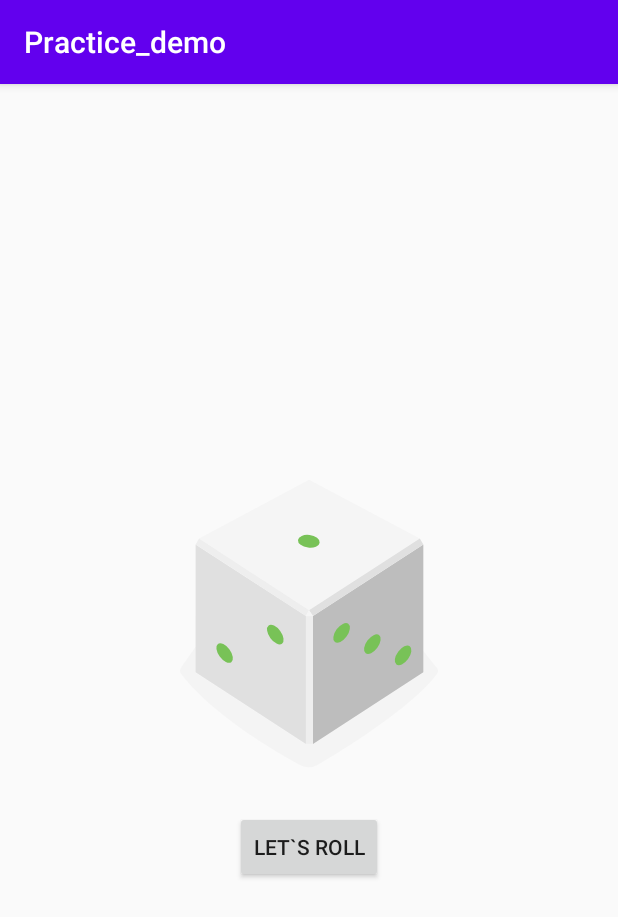
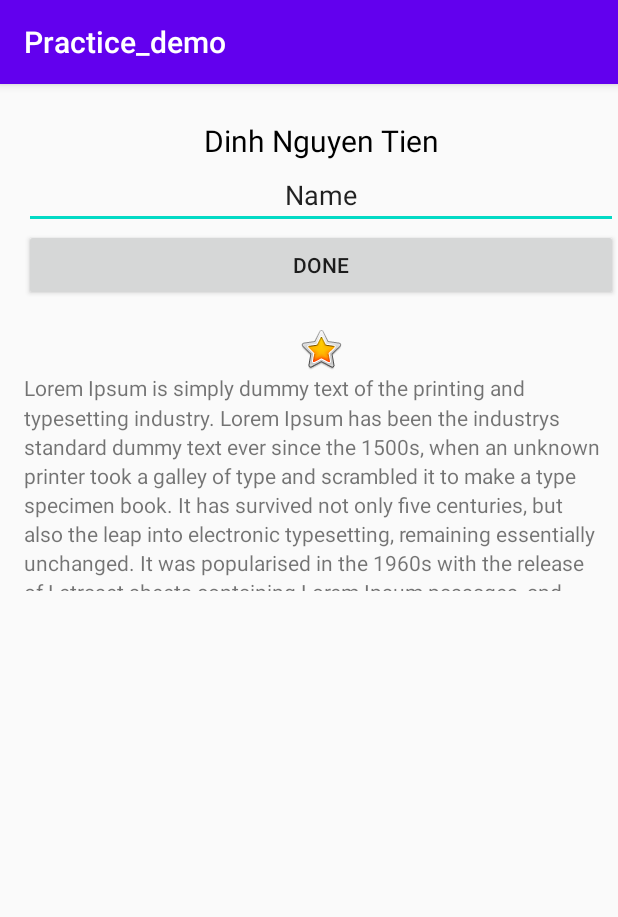
Before and after one commit to Mr-SvaRoq/MoV_TeamProject, an Android app: the screen it shows after launch (MainActivity), on a phone screen of 412 x 824 dp. Shown: the top 917 px of the screen. Run offline under Robolectric (Android 15) with nearby library versions, the phone set to English and light mode, and no system bars; our stand-ins replace data binding.

Commit message:
MoV_lesson2 bio layout

```diff
--- a/app/src/main/java/com/example/practice_demo/MainActivity.kt
+++ b/app/src/main/java/com/example/practice_demo/MainActivity.kt
@@ -1,36 +1,60 @@
 package com.example.practice_demo
 
+import android.content.Context
 import androidx.appcompat.app.AppCompatActivity
 import android.os.Bundle
+import android.view.View
+import android.view.inputmethod.InputMethodManager
 import android.widget.Button
+import android.widget.EditText
 import android.widget.ImageView
+import android.widget.TextView
 import kotlin.random.Random
 
 class MainActivity : AppCompatActivity() {
     override fun onCreate(savedInstanceState: Bundle?) {
         super.onCreate(savedInstanceState)
         setContentView(R.layout.activity_main)
-        val rollButton: Button = findViewById(R.id.roll_button)
-        rollButton.text = "Let`s Roll"
-        rollButton.setOnClickListener {
+//        val rollButton: Button = findViewById(R.id.roll_button)
+//        rollButton.text = "Let`s Roll"
+//        rollButton.setOnClickListener {
 //            Toast.makeText(this, "u sucka", Toast.LENGTH_SHORT).show()
-            rollDice()
+//            rollDice()
+
+        findViewById<Button>(R.id.buttonDone).setOnClickListener {
+            addNickname(it)
         }
     }
 
-    private fun rollDice() {
-        val diceImage: ImageView = findViewById(R.id.id_diceImage)
-        val randomInt = Random.nextInt(6) + 1;
+    private fun addNickname(view: View) {
+        val editText = findViewById<EditText>(R.id.nick_name_edit)
+        val nicknameTextView = findViewById<TextView>(R.id.nickname)
 
-        val drawableResource = when (randomInt) {
-            1 -> R.drawable.dice_1
-            2 -> R.drawable.dice_2
-            3 -> R.drawable.dice_3
-            4 -> R.drawable.dice_4
-            5 -> R.drawable.dice_5
-            else -> R.drawable.dice_6
-        }
+        nicknameTextView.text = editText.text
+        editText.visibility = View.GONE
+        view.visibility = View.GONE
+        nicknameTextView.visibility = View.VISIBLE
 
-       diceImage.setImageResource(drawableResource)
+        // Hide the keyboard.
+        val imm = getSystemService(Context.INPUT_METHOD_SERVICE) as InputMethodManager
+        imm.hideSoftInputFromWindow(view.windowToken, 0)
     }
+
 }
+
+//    private fun rollDice() {
+//        val diceImage: ImageView = findViewById(R.id.id_diceImage)
+//        val randomInt = Random.nextInt(6) + 1;
+//
+//        val drawableResource = when (randomInt) {
+//            1 -> R.drawable.dice_1
+//            2 -> R.drawable.dice_2
+//            3 -> R.drawable.dice_3
+//            4 -> R.drawable.dice_4
+//            5 -> R.drawable.dice_5
+//            else -> R.drawable.dice_6
+//        }
+//
+//       diceImage.setImageResource(drawableResource)
+//    }
+//}
--- a/app/src/main/res/layout/activity_main.xml
+++ b/app/src/main/res/layout/activity_main.xml
@@ -1,11 +1,15 @@
 <?xml version="1.0" encoding="utf-8"?>
-<LinearLayout xmlns:android="http://schemas.android.com/apk/res/android"
+<layout  xmlns:android="http://schemas.android.com/apk/res/android"
+    xmlns:app="http://schemas.android.com/apk/res-auto">
+    <LinearLayout
         xmlns:tools="http://schemas.android.com/tools"
+        android:id="@+id/name_done_button"
         android:layout_width="match_parent"
         android:layout_height="wrap_content"
-    android:layout_gravity="center_vertical"
         android:orientation="vertical"
+        android:paddingStart="@dimen/padding"
         tools:context=".MainActivity">
+        <!--    android:layout_gravity="center_vertical"-->
 
         <!--    <TextView-->
         <!--        android:id="@+id/result_text"-->
@@ -13,18 +17,71 @@
         <!--        android:layout_height="wrap_content"-->
         <!--        android:layout_gravity="center_horizontal"-->
         <!--        android:text="Hello World!" />-->
-    <ImageView
-        android:id="@+id/id_diceImage"
-        android:layout_width="wrap_content"
+        <!--    <ImageView-->
+        <!--        android:id="@+id/id_diceImage"-->
+        <!--        android:layout_width="wrap_content"-->
+        <!--        android:layout_height="wrap_content"-->
+        <!--        android:layout_gravity="center_horizontal"-->
+        <!--        android:src="@drawable/dice_1"/>-->
+
+        <!--    <Button-->
+        <!--        android:id="@+id/roll_button"-->
+        <!--        android:layout_width="wrap_content"-->
+        <!--        android:layout_height="wrap_content"-->
+        <!--        android:layout_gravity="center_horizontal"-->
+        <!--        android:text="@string/roll"/>-->
+
+        <TextView
+            android:id="@+id/name_text"
+            style="@style/NameStyle"
+            android:layout_width="match_parent"
             android:layout_height="wrap_content"
-        android:layout_gravity="center_horizontal"
-        android:src="@drawable/dice_1"/>
+            android:text="@string/name"
+            android:textAlignment="center" />
+
+        <EditText
+            android:id="@+id/nick_name_edit"
+            android:layout_width="match_parent"
+            android:layout_height="wrap_content"
+            android:ems="10"
+            android:hint="@string/what_is_your_name"
+            android:inputType="textPersonName"
+            android:text="Name"
+            android:textAlignment="center" />
 
         <Button
-        android:id="@+id/roll_button"
-        android:layout_width="wrap_content"
+            android:id="@+id/buttonDone"
+            android:layout_width="match_parent"
             android:layout_height="wrap_content"
-        android:layout_gravity="center_horizontal"
-        android:text="@string/roll"/>
+            android:text="@string/button_done" />
+
+        <TextView
+            android:id="@+id/nickname"
+            android:layout_width="match_parent"
+            android:layout_height="wrap_content"
+            android:visibility="gone" />
+
+        <ImageView
+            android:id="@+id/star_image"
+            android:layout_width="match_parent"
+            android:layout_height="wrap_content"
+            android:layout_marginTop="@dimen/layout_margin"
+            android:contentDescription="@string/yellow_star"
+            app:srcCompat="@android:drawable/btn_star_big_on" />
+
+        <ScrollView
+            android:id="@+id/bio_scroll"
+            android:layout_width="match_parent"
+            android:layout_height="145dp">
+
+            <TextView
+                android:id="@+id/textView2"
+                android:layout_width="match_parent"
+                android:layout_height="216dp"
+                android:lineSpacingMultiplier="1.2"
+                android:text="@string/bio" />
+        </ScrollView>
+
 
     </LinearLayout>
+</layout>
--- /dev/null
+++ b/app/src/main/res/values/dimens.xml
@@ -0,0 +1,8 @@
+<?xml version="1.0" encoding="utf-8"?>
+<resources>
+    <dimen name="text_size">20sp</dimen>
+    <dimen name="small_margin">8sp</dimen>
+    <dimen name="small_padding">8dp</dimen>
+    <dimen name="layout_margin">16dp</dimen>
+    <dimen name="padding">16dp</dimen>
+</resources>
--- a/app/src/main/res/values/strings.xml
+++ b/app/src/main/res/values/strings.xml
@@ -1,4 +1,9 @@
 <resources>
     <string name="app_name">Practice_demo</string>
     <string name="roll">Roll</string>
+    <string name="name">Dinh Nguyen Tien</string>
+    <string name="yellow_star">yellow_star</string>
+    <string name="bio">Lorem Ipsum is simply dummy text of the printing and typesetting industry. Lorem Ipsum has been the industrys standard dummy text ever since the 1500s, when an unknown printer took a galley of type and scrambled it to make a type specimen book. It has survived not only five centuries, but also the leap into electronic typesetting, remaining essentially unchanged. It was popularised in the 1960s with the release of Letraset sheets containing Lorem Ipsum passages, and more recently with desktop publishing software like Aldus PageMaker including versions of Lorem Ipsum</string>
+    <string name="what_is_your_name">What is your name</string>
+    <string name="button_done">done</string>
 </resources>
--- a/app/src/main/res/values/styles.xml
+++ b/app/src/main/res/values/styles.xml
@@ -7,4 +7,11 @@
         <item name="colorAccent">@color/colorAccent</item>
     </style>
 
+    <style name="NameStyle">
+        <item name="android:layout_marginTop">@dimen/layout_margin</item>
+        <item name="android:paddingTop">@dimen/small_padding</item>
+        <item name="android:textColor">#000000</item>
+        <item name="android:textSize">@dimen/text_size</item>
+    </style>
+
 </resources>
```
Also changed, not shown: app/src/main/res/font/roboto.ttf (added). Lines whose indentation alone changed are shown as unchanged.
